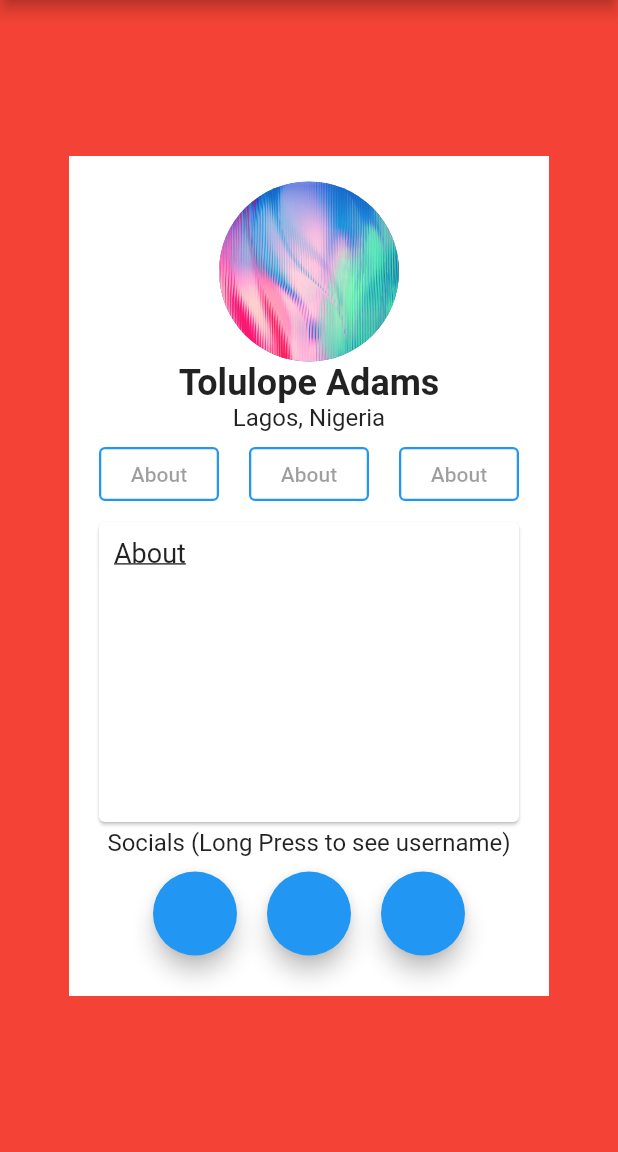
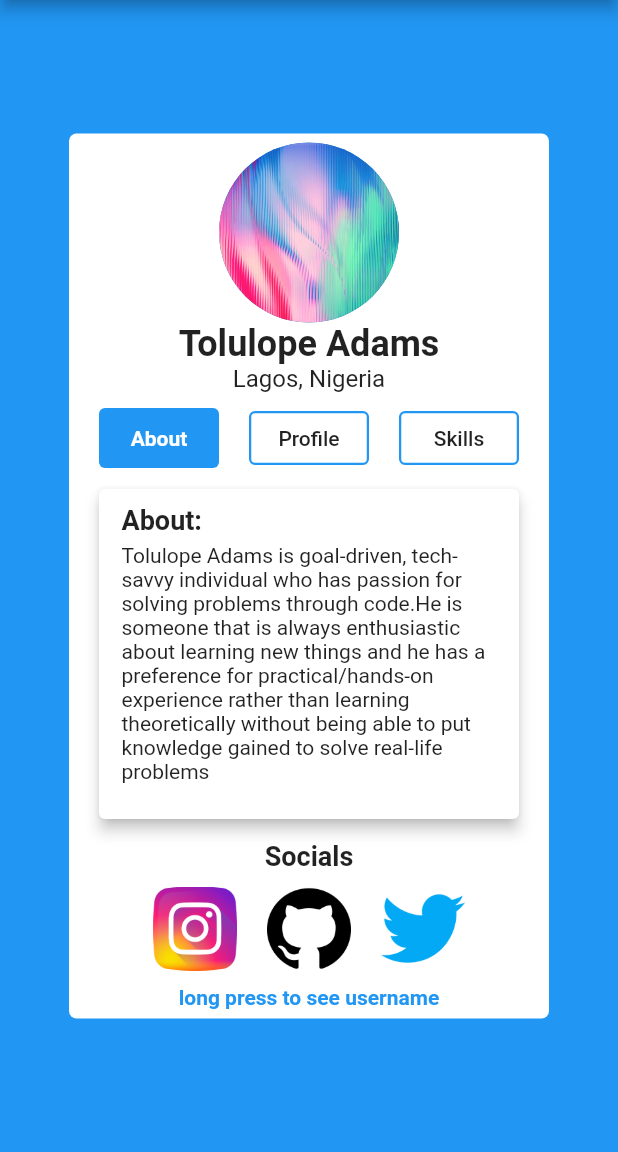
Before and after one commit to T0LUL0PE/flutter_portfolio_app, a Flutter app: the screen it shows after launch, on a phone screen of 412 x 824 dp, the part 84-1236 px from its top. Run offline on Flutter 3.47's test engine with Material 2 defaults, Android fonts, the phone set to English and light mode, and no system bars.

Commit message:
Second Commit

```diff
--- a/lib/main.dart
+++ b/lib/main.dart
@@ -28,19 +28,6 @@ class MyHomePage extends StatefulWidget {
 }
 
 class _MyHomePageState extends State<MyHomePage> {
-  int _counter = 0;
-
-  void _incrementCounter() {
-    setState(() {
-      // This call to setState tells the Flutter framework that something has
-      // changed in this State, which causes it to rerun the build method below
-      // so that the display can reflect the updated values. If we changed
-      // _counter without calling setState(), then the build method would not be
-      // called again, and so nothing would appear to happen.
-      _counter++;
-    });
-  }
-
   @override
   Widget build(BuildContext context) {
     return Scaffold(
@@ -52,7 +39,7 @@ class _MyHomePageState extends State<MyHomePage> {
       body: Center(
         child: Container(
           width: 320,
-            height: 560,
+          height: 590,
           child: Column(
             mainAxisAlignment: MainAxisAlignment.center,
             children: <Widget>[
@@ -77,14 +64,35 @@ class _MyHomePageState extends State<MyHomePage> {
                   Container(
                     margin: EdgeInsets.all(10),
                     width: 80,
+                    height: 40,
+                    child : ElevatedButton(
+                        onPressed: null,
+                        child: Text('About',
+                          style: TextStyle(
+                              fontWeight: FontWeight.bold,
+                              color: Colors.white
+                          ),
+                        ),
+                        style: ButtonStyle(
+                          backgroundColor: MaterialStateProperty.all<Color>(Colors.blue),
+                        )
+                    ),
+                  ),
+                  Container(
+                    margin: EdgeInsets.all(10),
+                    width: 80,
                     height: 36,
                     child : OutlinedButton(
                       onPressed: null,
-                        child: Text('About'),
+                      child: Text('Profile',
+                        style: TextStyle(
+                            color: Colors.black87
+                        ),
+                      ),
                       style: ButtonStyle(
                           side: MaterialStateProperty.all<BorderSide>(
                               BorderSide(
-                                    color: Theme.of(context).accentColor,
+                                  color: Theme.of(context).primaryColor,
                                   width: 1.5
                               )
                           )
@@ -97,28 +105,15 @@ class _MyHomePageState extends State<MyHomePage> {
                     height: 36,
                     child : OutlinedButton(
                       onPressed: null,
-                        child: Text('About'),
+                      child: Text('Skills',
+                        style: TextStyle(
+                            color: Colors.black87
+                        ),
+                      ),
                       style: ButtonStyle(
                           side: MaterialStateProperty.all<BorderSide>(
                               BorderSide(
-                                    color: Theme.of(context).accentColor,
-                                    width: 1.5
-                                )
-                            )
-                        ),
-                      ),
-                    ),
-                    Container(
-                      margin: EdgeInsets.all(10),
-                      width: 80,
-                      height: 36,
-                      child : OutlinedButton(
-                        onPressed: null,
-                        child: Text('About'),
-                        style: ButtonStyle(
-                            side: MaterialStateProperty.all<BorderSide>(
-                                BorderSide(
-                                    color: Theme.of(context).accentColor,
+                                  color: Theme.of(context).primaryColor,
                                   width: 1.5
                               )
                           )
@@ -134,53 +129,99 @@ class _MyHomePageState extends State<MyHomePage> {
                   onTap: null,
                   child: Container(
                       width: 280,
-                      height: 200,
+                      height: 220,
                       padding: EdgeInsets.all(10),
-                      child: Text('About',
+                      child: Column(
+                        children: [
+                          Container(
+                            margin: EdgeInsets.only(left: 5),
+                            child: Text('About:',
                                 style: TextStyle(
-                              fontWeight: FontWeight.normal,
-                              fontSize: 18,
-                              decoration: TextDecoration.underline
+                                    fontWeight: FontWeight.bold,
+                                    fontSize: 18
+                                )
+                            ),
+                            alignment: Alignment.topLeft,
+                          ),
+                          Container(
+                            margin: EdgeInsets.all(5),
+                            child: Text("Tolulope Adams is goal-driven, tech-savvy individual who has passion for solving problems through code."
+                                "He is someone that is always enthusiastic about learning new things and he has a preference for practical/hands-on "
+                                "experience rather than learning theoretically without being able to put knowledge gained to solve real-life problems",
+                                style: TextStyle(
+                                  fontSize: 14,
                                 )
                             ),
                           ),
+                        ],
+                      )
                   ),
                 ),
-                Text('Socials (Long Press to see username)',
+                elevation: 4,
+              ),
+              Container(
+                margin: EdgeInsets.only(top: 10),
+                child: Text("Socials",
                     style: TextStyle(
-                        fontWeight: FontWeight.normal,
-                        fontSize: 16
+                      fontWeight: FontWeight.bold,
+                      fontSize: 18,
                     )
+                ),
               ),
               Row(
                 children: [
                   Container(
                     margin: EdgeInsets.all(10),
                     child : FloatingActionButton(
+                      child: Image(
+                        image: AssetImage('images/instagram.png'),
+                      ),
                       tooltip: '@thec0dc8ter',
+                      backgroundColor: Colors.white,
+                      elevation: 0,
                     ),
                   ),
                   Container(
                     margin: EdgeInsets.all(10),
                     child : FloatingActionButton(
+                      child: Image(
+                        image: AssetImage('images/github.png'),
+                      ),
                       tooltip: '@thec0dc8ter',
+                      backgroundColor: Colors.white,
+                      elevation: 0,
                     ),
                   ),
                   Container(
                     margin: EdgeInsets.all(10),
                     child : FloatingActionButton(
+                      child: Image(
+                        image: AssetImage('images/twitter.png'),
+                      ),
                       tooltip: '@thec0dc8ter',
+                      backgroundColor: Colors.white,
+                      elevation: 0,
                     ),
                   )
                 ],
                 mainAxisAlignment: MainAxisAlignment.center,
+              ),
+              Text('long press to see username',
+                style: TextStyle(
+                    fontWeight: FontWeight.w600,
+                    fontSize: 14,
+                    color: Colors.blue
+                ),
               )
             ],
           ),
+          decoration: BoxDecoration(
             color: Colors.white,
+            borderRadius: BorderRadius.all(Radius.circular(5))
           ),
         ),
-      backgroundColor: Colors.red,// This trailing comma makes auto-formatting nicer for build methods.
+      ),
+      backgroundColor: Theme.of(context).primaryColor,
     );
   }
 }
--- a/pubspec.yaml
+++ b/pubspec.yaml
@@ -44,7 +44,10 @@ flutter:
   uses-material-design: true
   assets:
      - images/getty.jpg
-
+     - images/github.png
+     - images/instagram.png
+     - images/twitter.png
+     - images/location.png
   # An image asset can refer to one or more resolution-specific "variants", see
   # https://flutter.dev/assets-and-images/#resolution-aware.
 
```
Also changed, not shown: images/github.png (added), images/instagram.png (added), images/location.png (added), images/twitter.png (added). Lines whose indentation alone changed are shown as unchanged.
